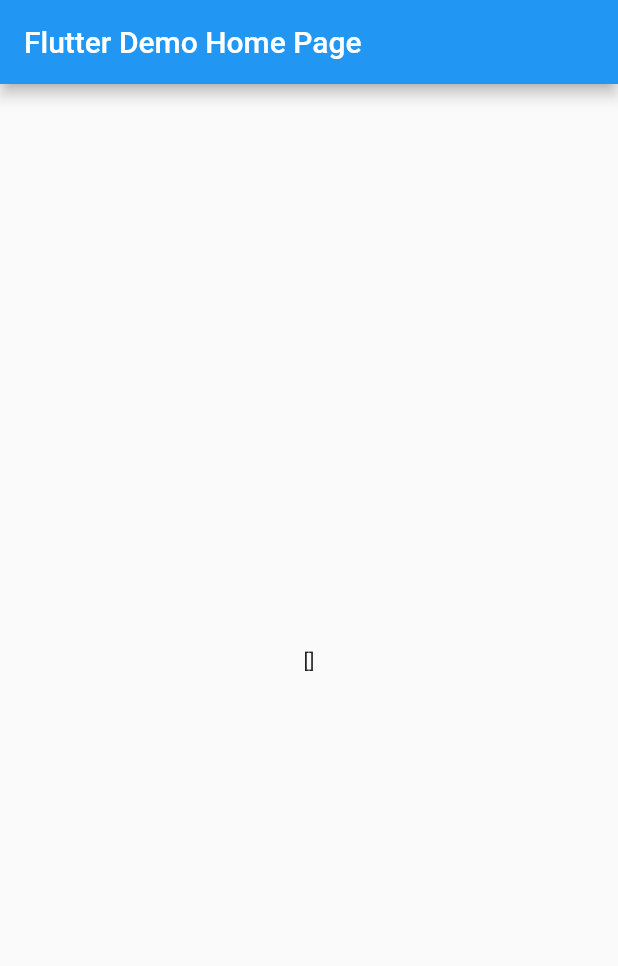
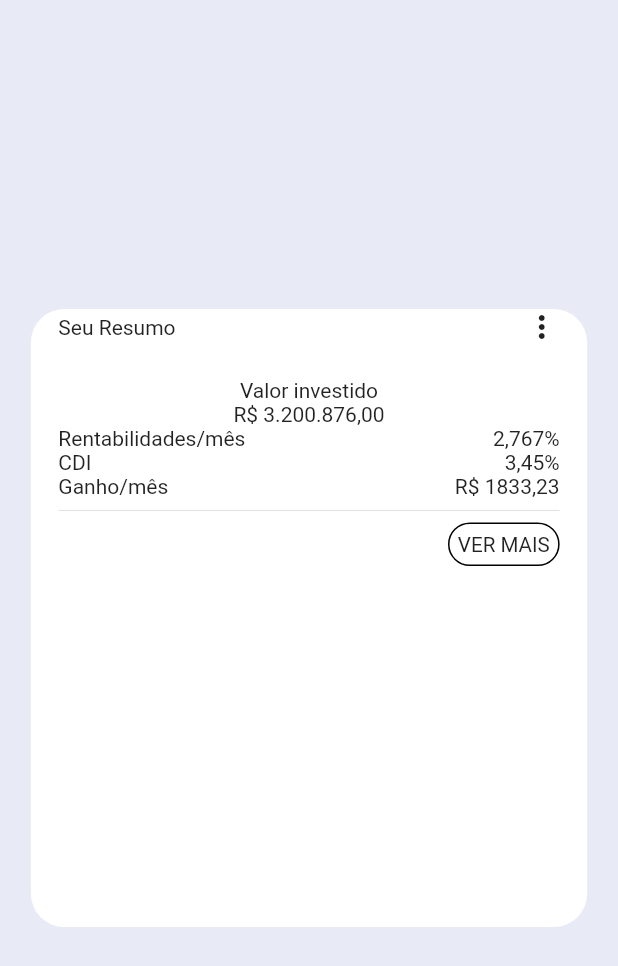
Before and after one commit to AndreDrummer/SummaryCard, a Flutter app: the screen it shows after launch, on a phone screen of 412 x 824 dp. Shown: the top 966 px of the screen. Run offline on Flutter 3.47's test engine with Material 2 defaults, Android fonts, the phone set to English and light mode, and no system bars; our stand-ins replace connectivity_plus, dio, flutter_screenutil, get; network calls fail.

Commit message:
WIP(Card): add first design of card summary

```diff
--- a/lib/features/views/sumary_card.dart
+++ b/lib/features/views/sumary_card_screen.dart
@@ -4,28 +4,24 @@
 import 'package:summary/core/widgets/conditional_widget_render.dart';
 import 'package:summary/core/widgets/loading_screen.dart';
 import 'package:summary/features/controller/summary_controller.dart';
+import 'package:summary/features/widgets/summary_card.dart';
 
-class SummaryCard extends StatefulWidget {
-  SummaryCard({
+class SummaryCardScreen extends StatefulWidget {
+  SummaryCardScreen({
     Key? key,
-    required this.title,
   }) : super(key: key);
 
-  final String title;
-
   @override
-  _SummaryCardState createState() => _SummaryCardState();
+  _SummaryCardScreenState createState() => _SummaryCardScreenState();
 }
 
-class _SummaryCardState extends State<SummaryCard> {
+class _SummaryCardScreenState extends State<SummaryCardScreen> {
   final SummaryController summaryController = Get.find();
 
   @override
   Widget build(BuildContext context) {
     return Scaffold(
-      appBar: AppBar(
-        title: Text(widget.title),
-      ),
+      backgroundColor: Color(0XFFE8EBF6),
       body: FutureBuilder(
         future: summaryController.initSummaryCard(),
         builder: (context, snapshot) {
@@ -37,12 +33,8 @@
               child: Stack(
                 children: [
                   Center(
-                    child: Obx(
-                      () => Text(
-                        '${summaryController.summaryList.map((item) => item.toJson()).toList()}',
-                        textAlign: TextAlign.center,
-                      ),
-                    ),
+                    // child: Obx(() => SummaryCard()),
+                    child: SummaryCard(),
                   ),
                   LoadingScreen(
                     show: summaryController.loading.value,
--- /dev/null
+++ b/lib/features/widgets/summary_card.dart
@@ -0,0 +1,76 @@
+import 'package:flutter_screenutil/flutter_screenutil.dart';
+import 'package:flutter/material.dart';
+import 'package:get/get.dart';
+
+class SummaryCard extends StatelessWidget {
+  const SummaryCard({Key? key}) : super(key: key);
+
+  @override
+  Widget build(BuildContext context) {
+    return Container(
+      padding: EdgeInsets.symmetric(horizontal: 16.0.w),
+      height: Get.height / 2,
+      width: Get.width * 0.9,
+      decoration: BoxDecoration(
+        color: Colors.white,
+        borderRadius: BorderRadius.circular(16.0.h),
+      ),
+      child: Column(
+        children: [
+          Row(
+            mainAxisAlignment: MainAxisAlignment.spaceBetween,
+            children: [
+              Text('Seu Resumo'),
+              Icon(Icons.more_vert),
+            ],
+          ),
+          SizedBox(height: 16.0.h),
+          Text('Valor investido'),
+          Text('R\$ 3.200.876,00'),
+          Row(
+            mainAxisAlignment: MainAxisAlignment.spaceBetween,
+            children: [
+              Text('Rentabilidades/mês'),
+              Text('2,767%'),
+            ],
+          ),
+          Row(
+            mainAxisAlignment: MainAxisAlignment.spaceBetween,
+            children: [
+              Text('CDI'),
+              Text('3,45%'),
+            ],
+          ),
+          Row(
+            mainAxisAlignment: MainAxisAlignment.spaceBetween,
+            children: [
+              Text('Ganho/mês'),
+              Text('R\$ 1833,23'),
+            ],
+          ),
+          Divider(),
+          Align(
+            alignment: Alignment.centerRight,
+            child: GestureDetector(
+              onTap: () {},
+              child: Container(
+                padding: EdgeInsets.all(4.0.h),
+                decoration: BoxDecoration(
+                  color: Colors.white,
+                  border: Border.all(
+                    style: BorderStyle.solid,
+                  ),
+                  borderRadius: BorderRadius.circular(16.0.h),
+                ),
+                child: Text(
+                  'VER MAIS',
+                  style: TextStyle(fontSize: 12.sp),
+                ),
+              ),
+            ),
+          )
+        ],
+      ),
+    );
+  }
+}
--- a/lib/main.dart
+++ b/lib/main.dart
@@ -1,5 +1,5 @@
 import 'package:flutter/material.dart';
-import 'package:summary/features/views/sumary_card.dart';
+import 'package:summary/features/views/sumary_card_screen.dart';
 import 'package:flutter_screenutil/flutter_screenutil.dart';
 import 'bidings.dart';
 
@@ -16,11 +16,8 @@
     return ScreenUtilInit(
       designSize: Size(360, 592),
       builder: () => MaterialApp(
-        title: 'Flutter Demo',
-        theme: ThemeData(
-          primarySwatch: Colors.blue,
-        ),
-        home: SummaryCard(title: 'Flutter Demo Home Page'),
+        debugShowCheckedModeBanner: false,
+        home: SummaryCardScreen(),
       ),
     );
   }
```
